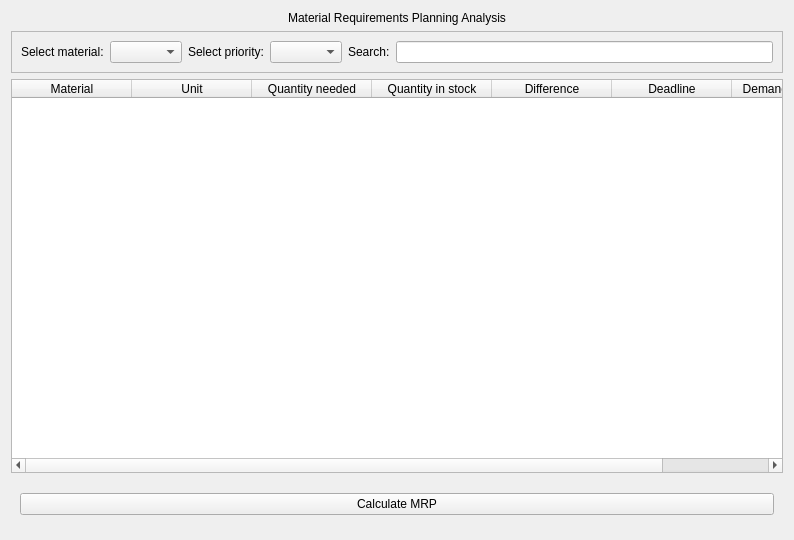
Old version of the form ui/MRPView.ui in the repository MagdaOleksandrTeam/ProductionPlanner.
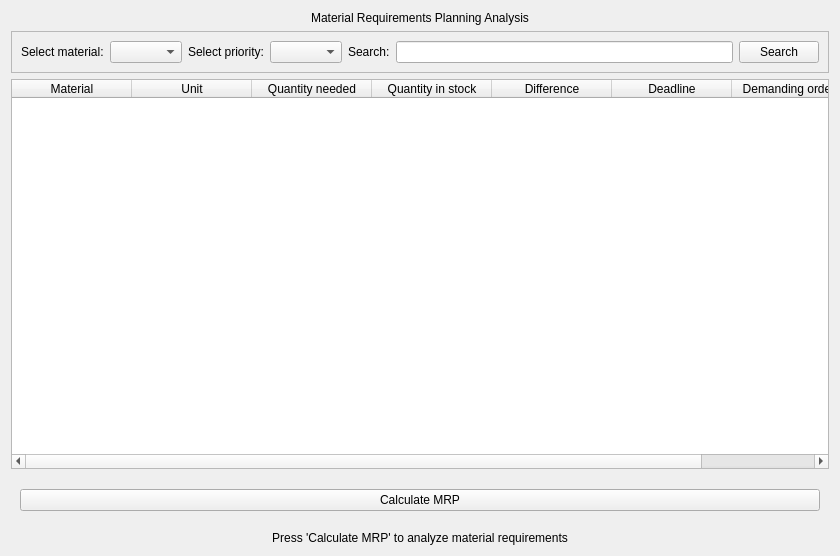
New version of the form.

Commit message: MRP: initial view and table integration

```diff
--- a/ui/MRPView.ui
+++ b/ui/MRPView.ui
@@ -6,8 +6,8 @@
    <rect>
     <x>0</x>
     <y>0</y>
-    <width>794</width>
-    <height>540</height>
+    <width>840</width>
+    <height>556</height>
    </rect>
   </property>
   <property name="windowTitle">
@@ -72,6 +72,13 @@
       <item>
        <widget class="QLineEdit" name="leOrder"/>
       </item>
+      <item>
+       <widget class="QPushButton" name="btn_search">
+        <property name="text">
+         <string>Search</string>
+        </property>
+       </widget>
+      </item>
      </layout>
     </widget>
    </item>
@@ -148,6 +155,16 @@
      </layout>
     </widget>
    </item>
+   <item>
+    <widget class="QLabel" name="lblHint">
+     <property name="text">
+      <string>Press 'Calculate MRP' to analyze material requirements</string>
+     </property>
+     <property name="alignment">
+      <set>Qt::AlignmentFlag::AlignCenter</set>
+     </property>
+    </widget>
+   </item>
   </layout>
  </widget>
  <resources/>
```
Left out of the diff: 2 changed lines with no effect on the pictures. The commit also changes 1 other file.
